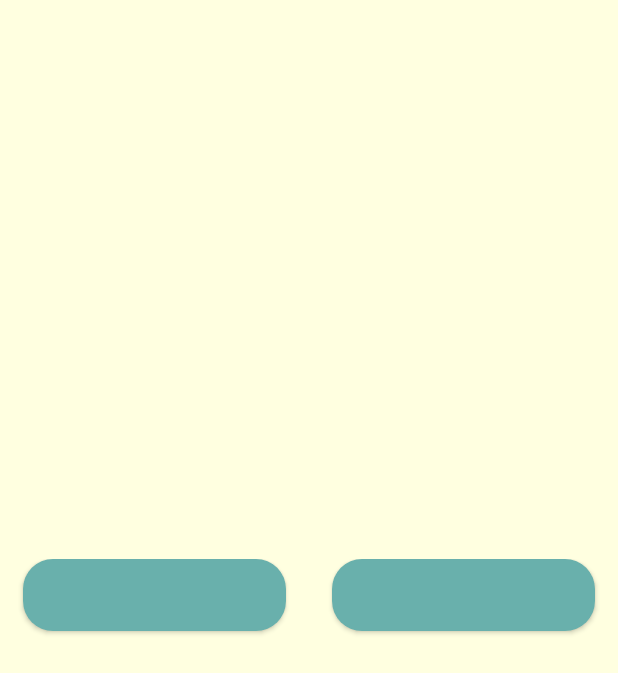
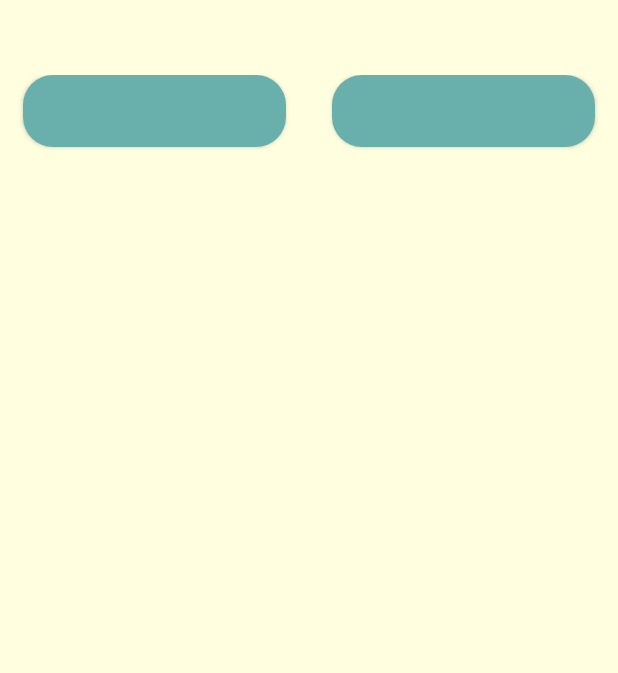
Before and after one commit to code-command/MvvmForBt03, an Android app: the layout activity_bt.xml on its own in the app's theme, with its tools: preview values and no code run, on a phone screen of 412 x 824 dp. Shown: the top 673 px of the screen. Run offline under Robolectric (Android 15) with nearby library versions, the phone set to English and light mode, and no system bars.

Commit message:
利用自定义BindingAdapter来实现BtActivity布局的改变

```diff
--- a/app/src/main/res/layout/activity_bt.xml
+++ b/app/src/main/res/layout/activity_bt.xml
@@ -37,9 +37,9 @@
         <LinearLayout
             android:layout_width="match_parent"
             android:layout_height="wrap_content"
-            android:layout_centerInParent="true"
+            android:layout_marginTop="50dp"
             android:id="@+id/ll_control_btn"
-            android:orientation="@{systemInfo.found ? LinearLayout.HORIZONTAL : LinearLayout.VERTICAL}" >
+            app:btLinearLayoutHandover  ="@{systemInfo.found}">
 
             <Button
                 android:id="@+id/btn_switch_BT"
@@ -70,8 +70,8 @@
             android:headerDividersEnabled="true"
             android:footerDividersEnabled="true"
             android:layout_below="@+id/ll_control_btn"
-            android:layout_marginTop="80dp"
-            android:layout_centerHorizontal="true"
+            android:layout_marginTop="40dp"
+            android:layout_centerVertical="true"
             android:visibility="@{systemInfo.found ? View.VISIBLE : View.GONE}"
             android:cacheColorHint="#00000000"
             android:centerColor="#ffffff"
```
Also changed, not shown: app/src/main/java/com/mvvm/zzy/mvvmforbt03/Model/BtBindingAdapter.java (added, +41 -0 lines), 65 other files.
